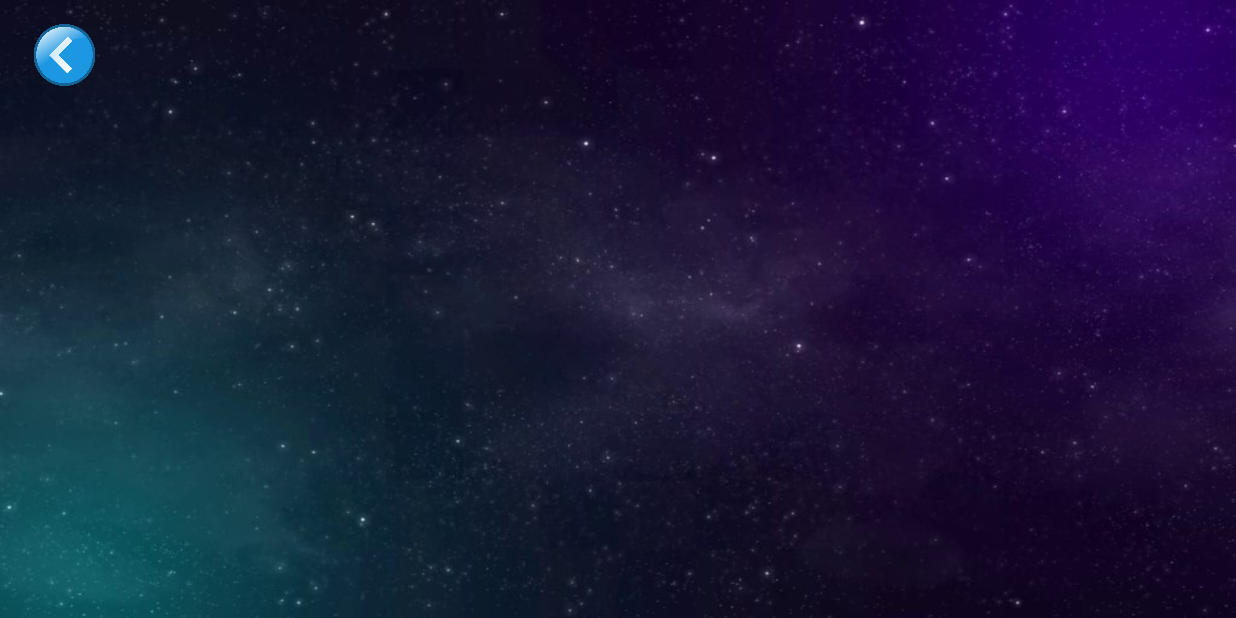
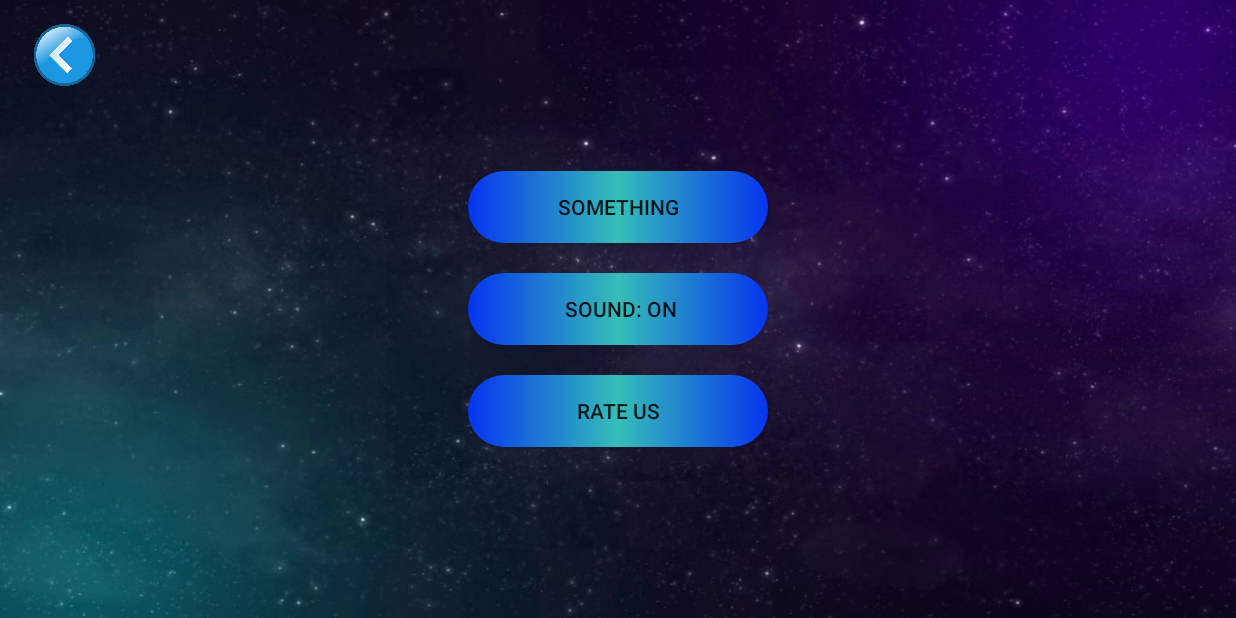
Before and after one commit to JAMembreno/CapstoneProjectDemo-master, an Android app: the ConfigMode screen opened directly, with no data from a screen before it, on a phone screen of 824 x 412 dp (held sideways). Run offline under Robolectric (Android 15) with nearby library versions, the phone set to English and light mode, and no system bars.

Commit message:
Added rate us page and fixed button press

```diff
--- a/app/src/main/AndroidManifest.xml
+++ b/app/src/main/AndroidManifest.xml
@@ -46,7 +46,6 @@
         <activity
             android:name=".ConfigMode"
             android:screenOrientation="landscape" />
-
         <activity
             android:name=".Freeplay_Game"
             android:screenOrientation="landscape" />
@@ -55,6 +54,7 @@
             android:name=".BackgroundSoundService"
             android:enabled="true" />
 
+        <activity android:name=".RateUs"></activity>
     </application>
 
 </manifest>
--- a/app/src/main/java/com/rhythm/quest/capstoneproject/ConfigMode.java
+++ b/app/src/main/java/com/rhythm/quest/capstoneproject/ConfigMode.java
@@ -5,14 +5,21 @@ import android.media.MediaPlayer;
 import android.support.v7.app.AppCompatActivity;
 import android.os.Bundle;
 import android.view.View;
+import android.widget.Button;
 import android.widget.ImageView;
 
 public class ConfigMode extends AppCompatActivity {
+
+    Button pauseMusic;
+    Button rateUs;
 
     @Override
     protected void onCreate(Bundle savedInstanceState) {
         super.onCreate(savedInstanceState);
         setContentView(R.layout.activity_config_mode);
+
+        pauseMusic=findViewById(R.id.sound);
+        rateUs=findViewById(R.id.rate_us);
 
         View decorView = getWindow().getDecorView();
         decorView.setSystemUiVisibility(
@@ -47,5 +54,15 @@ public class ConfigMode extends AppCompatActivity {
                 config_background_music.stop();
             }
         });
+
+        pauseMusic.setOnClickListener(v->{
+        config_background_music.setVolume(0,0);
+        });
+
+        rateUs.setOnClickListener(v->{
+                Intent i=new Intent(this,RateUs.class);
+                startActivity(i);
+        });
+
     }
 }
--- a/app/src/main/res/layout/activity_config_mode.xml
+++ b/app/src/main/res/layout/activity_config_mode.xml
@@ -18,4 +18,40 @@
         app:layout_constraintTop_toTopOf="parent"
         app:srcCompat="@drawable/go_back_blue"
         android:contentDescription="TODO" />
+
+    <Button
+        android:id="@+id/top"
+        android:layout_width="200dp"
+        android:layout_height="wrap_content"
+        android:text="Something"
+        android:gravity="center"
+        android:background="@drawable/dialog_buttons"
+        app:layout_constraintRight_toRightOf="parent"
+        app:layout_constraintLeft_toLeftOf="parent"
+        app:layout_constraintBottom_toTopOf="@+id/sound"
+        android:layout_marginBottom="20dp"/>
+
+    <Button
+        android:id="@+id/sound"
+        android:layout_width="200dp"
+        android:layout_height="wrap_content"
+        android:text=" Sound: On"
+        android:gravity="center"
+        android:background="@drawable/dialog_buttons"
+        app:layout_constraintRight_toRightOf="parent"
+        app:layout_constraintLeft_toLeftOf="parent"
+        app:layout_constraintTop_toTopOf="parent"
+        app:layout_constraintBottom_toBottomOf="parent"/>
+
+    <Button
+        android:id="@+id/rate_us"
+        android:layout_width="200dp"
+        android:layout_height="wrap_content"
+        android:text="Rate Us"
+        android:gravity="center"
+        android:background="@drawable/dialog_buttons"
+        app:layout_constraintRight_toRightOf="parent"
+        app:layout_constraintLeft_toLeftOf="parent"
+        app:layout_constraintTop_toBottomOf="@+id/sound"
+        android:layout_marginTop="20dp"/>
 </android.support.constraint.ConstraintLayout>
--- a/app/src/main/res/layout/activity_music_box_mode.xml
+++ b/app/src/main/res/layout/activity_music_box_mode.xml
@@ -86,6 +86,7 @@
         android:textStyle="bold"
         android:textSize="20sp"
         android:textColor="#fff"
-        android:background="#000000" />
+        android:gravity="center_horizontal"
+        android:background="@drawable/dialog_buttons" />
 
 </android.support.constraint.ConstraintLayout>
```
Also changed, not shown: app/src/main/java/com/rhythm/quest/capstoneproject/Freeplay_Game.java (+25 -6 lines), app/src/main/java/com/rhythm/quest/capstoneproject/RateUs.java (added, +71 -0 lines), app/src/main/res/drawable/comment_box.xml (added, +7 -0 lines), app/src/main/res/layout/activity_rate_us.xml (added, +88 -0 lines), app/src/main/res/drawable/professor_icon.jpg (deleted).
